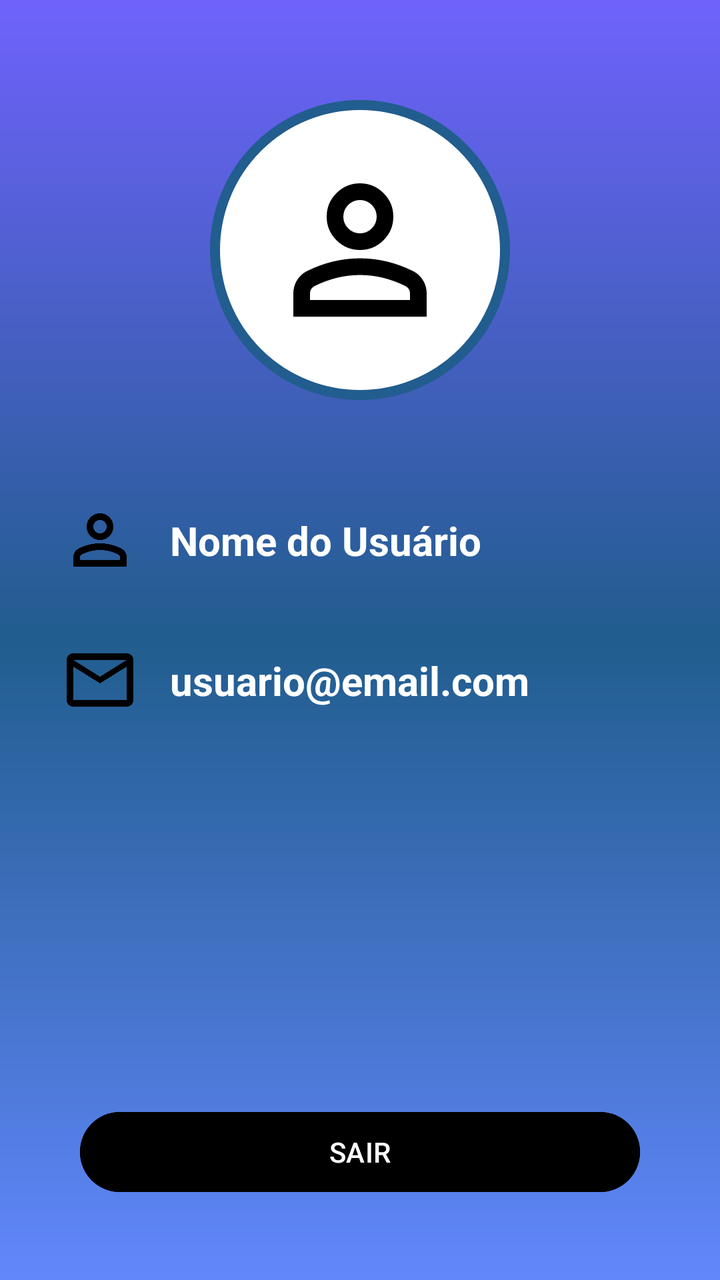
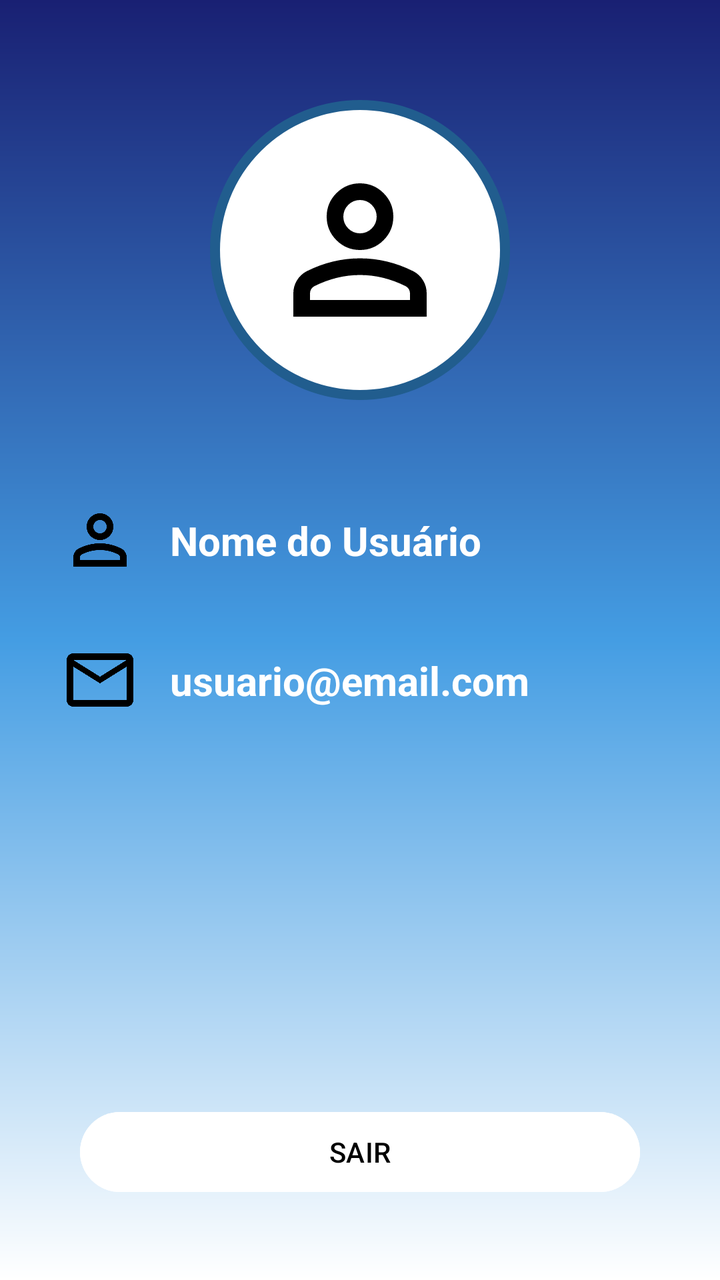

Two renders of the same Android screen: before a commit and after it. Below are the layout's source before the change and the commit's diff.
<!-- AndroidManifest.xml: application theme Theme.Imepac -->
<!-- res/layout/activity_tela_perfil.xml -->
<?xml version="1.0" encoding="utf-8"?>
<androidx.constraintlayout.widget.ConstraintLayout xmlns:android="http://schemas.android.com/apk/res/android"
    xmlns:app="http://schemas.android.com/apk/res-auto"
    xmlns:tools="http://schemas.android.com/tools"
    android:layout_width="match_parent"
    android:layout_height="match_parent"
    android:background="@drawable/background"
    tools:context=".TelaPerfil">

    
    <View
        android:id="@+id/containerUser"
        android:layout_width="150dp"
        android:layout_height="150dp"
        android:layout_marginTop="50dp"
        android:background="@drawable/container_user"
        app:layout_constraintStart_toStartOf="parent"
        app:layout_constraintEnd_toEndOf="parent"
        app:layout_constraintTop_toTopOf="parent" />

    <ImageView
        android:layout_width="100dp"
        android:layout_height="100dp"
        android:src="@drawable/person"
        app:layout_constraintStart_toStartOf="@+id/containerUser"
        app:layout_constraintEnd_toEndOf="@+id/containerUser"
        app:layout_constraintTop_toTopOf="@+id/containerUser"
        app:layout_constraintBottom_toBottomOf="@+id/containerUser" />

    
    <ImageView
        android:id="@+id/ic_person"
        android:layout_width="40dp"
        android:layout_height="40dp"
        android:src="@drawable/person"
        android:layout_marginStart="30dp"
        android:layout_marginTop="50dp"
        app:layout_constraintTop_toBottomOf="@+id/containerUser"
        app:layout_constraintStart_toStartOf="parent" />

    <TextView
        android:id="@+id/textNomeUser"
        android:layout_width="wrap_content"
        android:layout_height="wrap_content"
        android:text="Nome do Usuário"
        android:textColor="@color/white"
        android:textSize="20sp"
        android:textStyle="bold"
        app:layout_constraintTop_toTopOf="@id/ic_person"
        app:layout_constraintBottom_toBottomOf="@id/ic_person"
        app:layout_constraintStart_toEndOf="@id/ic_person"
        android:layout_marginStart="15dp" />

    <ImageView
        android:id="@+id/ic_email"
        android:layout_width="40dp"
        android:layout_height="40dp"
        android:src="@drawable/email"
        android:layout_marginStart="30dp"
        android:layout_marginTop="30dp"
        app:layout_constraintTop_toBottomOf="@+id/ic_person"
        app:layout_constraintStart_toStartOf="parent" />

    <TextView
        android:id="@+id/textEmailUser"
        android:layout_width="wrap_content"
        android:layout_height="wrap_content"
        android:text="usuario@email.com"
        android:textColor="@color/white"
        android:textSize="20sp"
        android:textStyle="bold"
        app:layout_constraintTop_toTopOf="@id/ic_email"
        app:layout_constraintBottom_toBottomOf="@id/ic_email"
        app:layout_constraintStart_toEndOf="@id/ic_email"
        android:layout_marginStart="15dp" />

    
    <Button
        android:id="@+id/bt_deslogar"
        android:layout_width="match_parent"
        android:layout_height="wrap_content"
        android:text="SAIR"
        android:backgroundTint="@color/black"
        android:textColor="@color/white"
        android:layout_margin="40dp"
        app:layout_constraintBottom_toBottomOf="parent"
        app:layout_constraintStart_toStartOf="parent"
        app:layout_constraintEnd_toEndOf="parent" />

</androidx.constraintlayout.widget.ConstraintLayout>
<!-- resources referenced by this layout -->
<resources>
  <color name="black">#FF000000</color>
  <color name="white">#FFFFFFFF</color>
  <!-- drawable background (drawable) -->
  <?xml version="1.0" encoding="utf-8"?>
  <shape xmlns:android="http://schemas.android.com/apk/res/android">
      <gradient
          android:startColor="@color/azul_imepac3"
          android:centerColor="@color/azul_imepac"
          android:endColor="@color/azul_imepac2"
          android:angle="90" />
  </shape>
  <!-- drawable container_user (drawable) -->
  <?xml version="1.0" encoding="utf-8"?>
  <shape xmlns:android="http://schemas.android.com/apk/res/android">
      <solid android:color="@color/white"/>
      <corners android:radius="100dp"/>
      <stroke android:color="@color/azul_imepac" android:width="5dp"/>
  </shape>
  <!-- drawable email (drawable) -->
  <vector xmlns:android="http://schemas.android.com/apk/res/android" android:height="24dp" android:tint="#000000" android:viewportHeight="960" android:viewportWidth="960" android:width="24dp">
        
      <path android:fillColor="@android:color/white" android:pathData="M160,800Q127,800 103.5,776.5Q80,753 80,720L80,240Q80,207 103.5,183.5Q127,160 160,160L800,160Q833,160 856.5,183.5Q880,207 880,240L880,720Q880,753 856.5,776.5Q833,800 800,800L160,800ZM480,520L160,320L160,720Q160,720 160,720Q160,720 160,720L800,720Q800,720 800,720Q800,720 800,720L800,320L480,520ZM480,440L800,240L160,240L480,440ZM160,320L160,240L160,240L160,320L160,720Q160,720 160,720Q160,720 160,720L160,720Q160,720 160,720Q160,720 160,720L160,320Z"/>
      
  </vector>
  <!-- drawable person (drawable) -->
  <vector xmlns:android="http://schemas.android.com/apk/res/android" android:height="24dp" android:tint="#000000" android:viewportHeight="960" android:viewportWidth="960" android:width="24dp">
        
      <path android:fillColor="@android:color/white" android:pathData="M367,433Q320,386 320,320Q320,254 367,207Q414,160 480,160Q546,160 593,207Q640,254 640,320Q640,386 593,433Q546,480 480,480Q414,480 367,433ZM160,800L160,688Q160,654 177.5,625.5Q195,597 224,582Q286,551 350,535.5Q414,520 480,520Q546,520 610,535.5Q674,551 736,582Q765,597 782.5,625.5Q800,654 800,688L800,800L160,800ZM240,720L720,720L720,688Q720,677 714.5,668Q709,659 700,654Q646,627 591,613.5Q536,600 480,600Q424,600 369,613.5Q314,627 260,654Q251,659 245.5,668Q240,677 240,688L240,720ZM536.5,376.5Q560,353 560,320Q560,287 536.5,263.5Q513,240 480,240Q447,240 423.5,263.5Q400,287 400,320Q400,353 423.5,376.5Q447,400 480,400Q513,400 536.5,376.5ZM480,320Q480,320 480,320Q480,320 480,320Q480,320 480,320Q480,320 480,320Q480,320 480,320Q480,320 480,320Q480,320 480,320Q480,320 480,320ZM480,720L480,720Q480,720 480,720Q480,720 480,720Q480,720 480,720Q480,720 480,720Q480,720 480,720Q480,720 480,720Q480,720 480,720Q480,720 480,720L480,720Z"/>
      
  </vector>
  <style name="Theme.Imepac" parent="Base.Theme.Imepac" />
  <color name="azul_imepac3">#6287FC</color>
  <color name="azul_imepac">#215D8E</color>
  <color name="azul_imepac2">#6F62FC</color>
  <style name="Base.Theme.Imepac" parent="Theme.Material3.DayNight.NoActionBar">
          
          
      </style>
</resources>

<!-- the commit's change to res/layout/activity_tela_perfil.xml (unified diff, before → after) -->
@@ -80,8 +80,8 @@
         android:layout_width="match_parent"
         android:layout_height="wrap_content"
         android:text="SAIR"
-        android:backgroundTint="@color/black"
-        android:textColor="@color/white"
+        android:backgroundTint="#FFFFFF"
+        android:textColor="@color/black"
         android:layout_margin="40dp"
         app:layout_constraintBottom_toBottomOf="parent"
         app:layout_constraintStart_toStartOf="parent"
<!-- resource entries referenced after the edit -->
@@ -6,9 +6,9 @@
   <?xml version="1.0" encoding="utf-8"?>
   <shape xmlns:android="http://schemas.android.com/apk/res/android">
       <gradient
-          android:startColor="@color/azul_imepac3"
-          android:centerColor="@color/azul_imepac"
-          android:endColor="@color/azul_imepac2"
+          android:startColor="@color/white"
+          android:centerColor="#449DE3"
+          android:endColor="#192073"
           android:angle="90" />
   </shape>
   <!-- drawable container_user (drawable) -->
@@ -31,9 +31,7 @@
       
   </vector>
   <style name="Theme.Imepac" parent="Base.Theme.Imepac" />
-  <color name="azul_imepac3">#6287FC</color>
   <color name="azul_imepac">#215D8E</color>
-  <color name="azul_imepac2">#6F62FC</color>
   <style name="Base.Theme.Imepac" parent="Theme.Material3.DayNight.NoActionBar">
           
           
